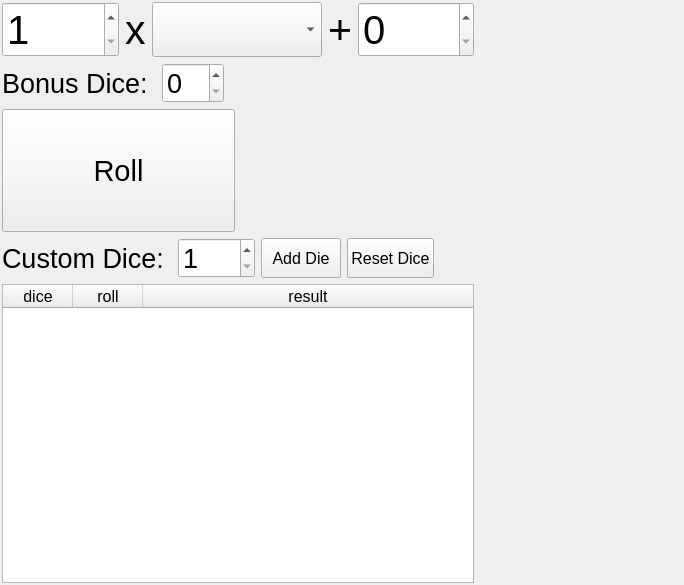
PhilInTheGaps/GM-Companion, file gm-companion/tools/dicetool.ui: the form before one commit.
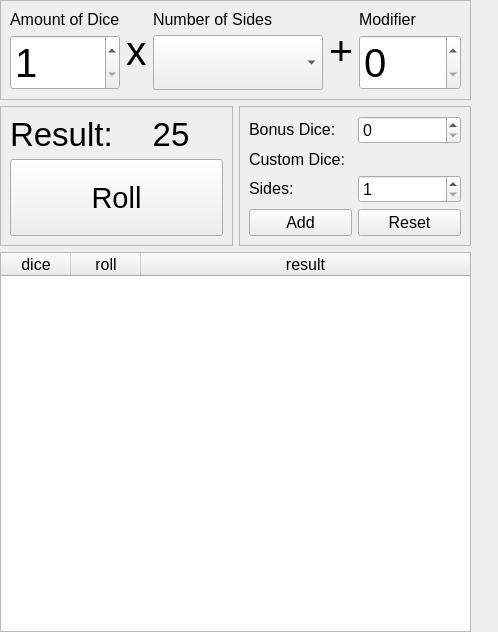
The form after the commit. Icons and pictures are not drawn.

Commit message: Improved dice layout and added support for addon dice

```diff
--- a/gm-companion/tools/dicetool.ui
+++ b/gm-companion/tools/dicetool.ui
@@ -6,10 +6,16 @@
    <rect>
     <x>0</x>
     <y>0</y>
-    <width>684</width>
-    <height>585</height>
+    <width>498</width>
+    <height>632</height>
    </rect>
   </property>
+  <property name="sizePolicy">
+   <sizepolicy hsizetype="Minimum" vsizetype="Preferred">
+    <horstretch>0</horstretch>
+    <verstretch>0</verstretch>
+   </sizepolicy>
+  </property>
   <property name="font">
    <font>
     <pointsize>12</pointsize>
@@ -24,21 +30,55 @@
   </property>
   <layout class="QHBoxLayout" name="horizontalLayout">
    <property name="leftMargin">
-    <number>2</number>
+    <number>0</number>
    </property>
    <property name="topMargin">
-    <number>2</number>
+    <number>0</number>
    </property>
    <property name="rightMargin">
-    <number>2</number>
+    <number>0</number>
    </property>
    <property name="bottomMargin">
-    <number>2</number>
+    <number>0</number>
    </property>
    <item>
     <layout class="QVBoxLayout" name="verticalLayout">
      <item>
-      <layout class="QHBoxLayout" name="horizontalLayout_2">
+      <widget class="QFrame" name="frame">
+       <property name="sizePolicy">
+        <sizepolicy hsizetype="Minimum" vsizetype="Preferred">
+         <horstretch>0</horstretch>
+         <verstretch>0</verstretch>
+        </sizepolicy>
+       </property>
+       <property name="minimumSize">
+        <size>
+         <width>10</width>
+         <height>10</height>
+        </size>
+       </property>
+       <property name="frameShape">
+        <enum>QFrame::StyledPanel</enum>
+       </property>
+       <property name="frameShadow">
+        <enum>QFrame::Raised</enum>
+       </property>
+       <layout class="QHBoxLayout" name="horizontalLayout_6">
+        <item>
+         <layout class="QVBoxLayout" name="verticalLayout_2">
+          <item>
+           <widget class="QLabel" name="label_3">
+            <property name="sizePolicy">
+             <sizepolicy hsizetype="Preferred" vsizetype="Maximum">
+              <horstretch>0</horstretch>
+              <verstretch>0</verstretch>
+             </sizepolicy>
+            </property>
+            <property name="text">
+             <string>Amount of Dice</string>
+            </property>
+           </widget>
+          </item>
        <item>
         <widget class="QSpinBox" name="spinBox_amount">
          <property name="sizePolicy">
@@ -72,6 +112,8 @@
          </property>
         </widget>
        </item>
+         </layout>
+        </item>
        <item>
         <widget class="QLabel" name="label">
          <property name="sizePolicy">
@@ -91,6 +133,21 @@
         </widget>
        </item>
        <item>
+         <layout class="QVBoxLayout" name="verticalLayout_3">
+          <item>
+           <widget class="QLabel" name="label_6">
+            <property name="sizePolicy">
+             <sizepolicy hsizetype="Preferred" vsizetype="Maximum">
+              <horstretch>0</horstretch>
+              <verstretch>0</verstretch>
+             </sizepolicy>
+            </property>
+            <property name="text">
+             <string>Number of Sides</string>
+            </property>
+           </widget>
+          </item>
+          <item>
         <widget class="QComboBox" name="comboBox_dice">
          <property name="sizePolicy">
           <sizepolicy hsizetype="Minimum" vsizetype="Minimum">
@@ -131,6 +188,8 @@
          </property>
         </widget>
        </item>
+         </layout>
+        </item>
        <item>
         <widget class="QLabel" name="label_2">
          <property name="sizePolicy">
@@ -150,6 +209,21 @@
         </widget>
        </item>
        <item>
+         <layout class="QVBoxLayout" name="verticalLayout_4">
+          <item>
+           <widget class="QLabel" name="label_7">
+            <property name="sizePolicy">
+             <sizepolicy hsizetype="Preferred" vsizetype="Maximum">
+              <horstretch>0</horstretch>
+              <verstretch>0</verstretch>
+             </sizepolicy>
+            </property>
+            <property name="text">
+             <string>Modifier</string>
+            </property>
+           </widget>
+          </item>
+          <item>
         <widget class="QSpinBox" name="spinBox_modifier">
          <property name="sizePolicy">
           <sizepolicy hsizetype="Minimum" vsizetype="Minimum">
@@ -181,12 +255,105 @@
        </item>
       </layout>
      </item>
+       </layout>
+      </widget>
+     </item>
+     <item>
+      <layout class="QHBoxLayout" name="horizontalLayout_2">
+       <item>
+        <widget class="QFrame" name="frame_2">
+         <property name="frameShape">
+          <enum>QFrame::StyledPanel</enum>
+         </property>
+         <property name="frameShadow">
+          <enum>QFrame::Raised</enum>
+         </property>
+         <layout class="QVBoxLayout" name="verticalLayout_5">
+          <item>
+           <layout class="QHBoxLayout" name="horizontalLayout_7">
+            <item>
+             <widget class="QLabel" name="label_5">
+              <property name="sizePolicy">
+               <sizepolicy hsizetype="Maximum" vsizetype="Maximum">
+                <horstretch>0</horstretch>
+                <verstretch>0</verstretch>
+               </sizepolicy>
+              </property>
+              <property name="font">
+               <font>
+                <pointsize>25</pointsize>
+               </font>
+              </property>
+              <property name="text">
+               <string>Result:</string>
+              </property>
+             </widget>
+            </item>
+            <item>
+             <widget class="QLabel" name="label_result">
+              <property name="sizePolicy">
+               <sizepolicy hsizetype="Minimum" vsizetype="Maximum">
+                <horstretch>0</horstretch>
+                <verstretch>0</verstretch>
+               </sizepolicy>
+              </property>
+              <property name="font">
+               <font>
+                <pointsize>25</pointsize>
+               </font>
+              </property>
+              <property name="text">
+               <string>25</string>
+              </property>
+              <property name="alignment">
+               <set>Qt::AlignCenter</set>
+              </property>
+             </widget>
+            </item>
+           </layout>
+          </item>
+          <item>
+           <widget class="QPushButton" name="pushButton_roll">
+            <property name="sizePolicy">
+             <sizepolicy hsizetype="Minimum" vsizetype="Minimum">
+              <horstretch>0</horstretch>
+              <verstretch>0</verstretch>
+             </sizepolicy>
+            </property>
+            <property name="minimumSize">
+             <size>
+              <width>10</width>
+              <height>10</height>
+             </size>
+            </property>
+            <property name="font">
+             <font>
+              <pointsize>22</pointsize>
+             </font>
+            </property>
+            <property name="text">
+             <string>Roll</string>
+            </property>
+           </widget>
+          </item>
+         </layout>
+        </widget>
+       </item>
+       <item>
+        <widget class="QFrame" name="frame_3">
+         <property name="frameShape">
+          <enum>QFrame::StyledPanel</enum>
+         </property>
+         <property name="frameShadow">
+          <enum>QFrame::Raised</enum>
+         </property>
+         <layout class="QVBoxLayout" name="verticalLayout_6">
      <item>
       <layout class="QHBoxLayout" name="horizontalLayout_4">
        <item>
         <widget class="QLabel" name="label_4">
          <property name="sizePolicy">
-          <sizepolicy hsizetype="Maximum" vsizetype="Preferred">
+               <sizepolicy hsizetype="Minimum" vsizetype="Maximum">
            <horstretch>0</horstretch>
            <verstretch>0</verstretch>
           </sizepolicy>
@@ -199,7 +366,7 @@
          </property>
          <property name="font">
           <font>
-           <pointsize>20</pointsize>
+                <pointsize>12</pointsize>
           </font>
          </property>
          <property name="toolTip">
@@ -213,86 +380,54 @@
        <item>
         <widget class="QSpinBox" name="spinBox_bonusDice">
          <property name="sizePolicy">
-          <sizepolicy hsizetype="Maximum" vsizetype="Fixed">
-           <horstretch>0</horstretch>
-           <verstretch>0</verstretch>
-          </sizepolicy>
-         </property>
-         <property name="font">
-          <font>
-           <pointsize>20</pointsize>
-          </font>
-         </property>
-        </widget>
-       </item>
-       <item>
-        <spacer name="horizontalSpacer_2">
-         <property name="orientation">
-          <enum>Qt::Horizontal</enum>
-         </property>
-         <property name="sizeHint" stdset="0">
-          <size>
-           <width>10</width>
-           <height>10</height>
-          </size>
-         </property>
-        </spacer>
-       </item>
-      </layout>
-     </item>
-     <item>
-      <layout class="QHBoxLayout" name="horizontalLayout_5">
-       <item>
-        <widget class="QPushButton" name="pushButton_roll">
-         <property name="sizePolicy">
-          <sizepolicy hsizetype="Minimum" vsizetype="Minimum">
-           <horstretch>0</horstretch>
-           <verstretch>0</verstretch>
-          </sizepolicy>
-         </property>
-         <property name="minimumSize">
-          <size>
-           <width>10</width>
-           <height>10</height>
-          </size>
-         </property>
-         <property name="font">
-          <font>
-           <pointsize>22</pointsize>
-          </font>
-         </property>
-         <property name="text">
-          <string>Roll</string>
-         </property>
-        </widget>
-       </item>
-       <item>
-        <widget class="QLabel" name="label_result">
-         <property name="sizePolicy">
           <sizepolicy hsizetype="Minimum" vsizetype="Maximum">
            <horstretch>0</horstretch>
            <verstretch>0</verstretch>
           </sizepolicy>
          </property>
+              <property name="minimumSize">
+               <size>
+                <width>10</width>
+                <height>10</height>
+               </size>
+              </property>
          <property name="font">
           <font>
-           <pointsize>80</pointsize>
-          </font>
-         </property>
-         <property name="text">
-          <string/>
-         </property>
-         <property name="alignment">
-          <set>Qt::AlignCenter</set>
-         </property>
+                <pointsize>12</pointsize>
+               </font>
+              </property>
         </widget>
        </item>
       </layout>
      </item>
+          <item>
+           <widget class="QLabel" name="label_8">
+            <property name="sizePolicy">
+             <sizepolicy hsizetype="Preferred" vsizetype="Maximum">
+              <horstretch>0</horstretch>
+              <verstretch>0</verstretch>
+             </sizepolicy>
+            </property>
+            <property name="font">
+             <font>
+              <pointsize>12</pointsize>
+             </font>
+            </property>
+            <property name="text">
+             <string>Custom Dice:</string>
+            </property>
+           </widget>
+          </item>
      <item>
       <layout class="QHBoxLayout" name="horizontalLayout_3">
        <item>
-        <widget class="QLabel" name="label_5">
+             <widget class="QLabel" name="label_9">
+              <property name="sizePolicy">
+               <sizepolicy hsizetype="Minimum" vsizetype="Maximum">
+                <horstretch>0</horstretch>
+                <verstretch>0</verstretch>
+               </sizepolicy>
+              </property>
          <property name="minimumSize">
           <size>
            <width>10</width>
@@ -301,18 +436,18 @@
          </property>
          <property name="font">
           <font>
-           <pointsize>20</pointsize>
+                <pointsize>12</pointsize>
           </font>
          </property>
          <property name="text">
-          <string>Custom Dice: </string>
+               <string>Sides:</string>
          </property>
         </widget>
        </item>
        <item>
         <widget class="QSpinBox" name="spinBox_customDie">
          <property name="sizePolicy">
-          <sizepolicy hsizetype="Maximum" vsizetype="Fixed">
+               <sizepolicy hsizetype="Minimum" vsizetype="Maximum">
            <horstretch>0</horstretch>
            <verstretch>0</verstretch>
           </sizepolicy>
@@ -325,7 +460,7 @@
          </property>
          <property name="font">
           <font>
-           <pointsize>20</pointsize>
+                <pointsize>12</pointsize>
           </font>
          </property>
          <property name="minimum">
@@ -336,10 +471,14 @@
          </property>
         </widget>
        </item>
+           </layout>
+          </item>
+          <item>
+           <layout class="QHBoxLayout" name="horizontalLayout_5">
        <item>
         <widget class="QPushButton" name="pushButton_addDie">
          <property name="sizePolicy">
-          <sizepolicy hsizetype="Minimum" vsizetype="Minimum">
+               <sizepolicy hsizetype="Minimum" vsizetype="Maximum">
            <horstretch>0</horstretch>
            <verstretch>0</verstretch>
           </sizepolicy>
@@ -350,15 +489,20 @@
            <height>10</height>
           </size>
          </property>
+              <property name="font">
+               <font>
+                <pointsize>12</pointsize>
+               </font>
+              </property>
          <property name="text">
-          <string>Add Die</string>
+               <string>Add</string>
          </property>
         </widget>
        </item>
        <item>
         <widget class="QPushButton" name="pushButton_resetDice">
          <property name="sizePolicy">
-          <sizepolicy hsizetype="Minimum" vsizetype="Minimum">
+               <sizepolicy hsizetype="Minimum" vsizetype="Maximum">
            <horstretch>0</horstretch>
            <verstretch>0</verstretch>
           </sizepolicy>
@@ -369,23 +513,20 @@
            <height>10</height>
           </size>
          </property>
+              <property name="font">
+               <font>
+                <pointsize>12</pointsize>
+               </font>
+              </property>
          <property name="text">
-          <string>Reset Dice</string>
+               <string>Reset</string>
          </property>
         </widget>
        </item>
-       <item>
-        <spacer name="horizontalSpacer">
-         <property name="orientation">
-          <enum>Qt::Horizontal</enum>
-         </property>
-         <property name="sizeHint" stdset="0">
-          <size>
-           <width>40</width>
-           <height>20</height>
-          </size>
-         </property>
-        </spacer>
+           </layout>
+          </item>
+         </layout>
+        </widget>
        </item>
       </layout>
      </item>
@@ -447,7 +588,7 @@
      </property>
      <property name="sizeHint" stdset="0">
       <size>
-       <width>40</width>
+       <width>0</width>
        <height>20</height>
       </size>
      </property>
```
Left out of the diff: 3 changed lines with no effect on the pictures. Lines whose indentation alone changed are shown as unchanged. The commit also changes 3 other files.
